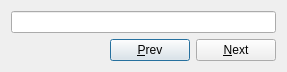
The window that search/find.ui (QtPlay/coastal-qt) describes before a commit, drawn with Qt 5.
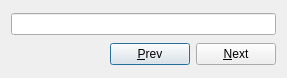
The same window after the commit. Icons and pictures are not drawn.

Commit message: improvements to find before common merge

What changed in the file:
```diff
--- a/search/find.ui
+++ b/search/find.ui
@@ -7,7 +7,7 @@
     <x>0</x>
     <y>0</y>
     <width>287</width>
-    <height>68</height>
+    <height>78</height>
    </rect>
   </property>
   <property name="windowTitle">
```
Left out of the diff: 6 changed lines with no effect on the pictures. The commit also changes 1 other file.
